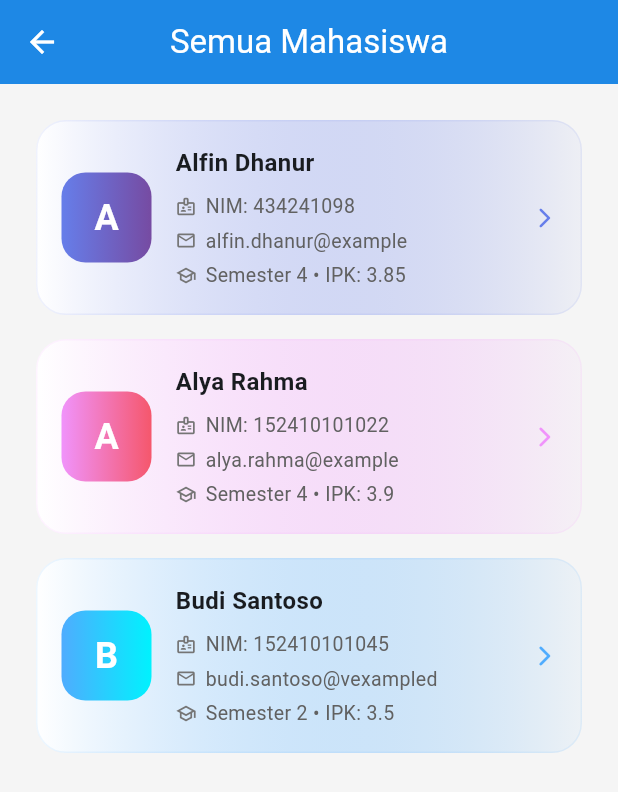
After one commit to naufalbagaskaraaaa/Mobile-Practicum, a Flutter app: the MahasiswaPage screen opened directly, on a phone screen of 412 x 824 dp. The commit adds this screen. Shown: the top 792 px of the screen. Run offline on Flutter 3.47's test engine with Material 3 defaults, Android fonts, the light colour scheme and no system bars; our stand-ins replace flutter_riverpod.

Commit message:
Fix modul 4

```diff
--- /dev/null
+++ b/devtools_options.yaml
@@ -0,0 +1,3 @@
+description: This file stores settings for Dart & Flutter DevTools.
+documentation: https://docs.flutter.dev/tools/devtools/extensions#configure-extension-enablement-states
+extensions:
--- /dev/null
+++ b/lib/features/mahasiswa/data/models/mahasiswa_model.dart
@@ -0,0 +1,15 @@
+class MahasiswaModel {
+  final String nama;
+  final String nim;
+  final String email;
+  final int semester;
+  final double ipk;
+
+  MahasiswaModel({
+    required this.nama,
+    required this.nim,
+    required this.email,
+    required this.semester,
+    required this.ipk,
+  });
+}
--- /dev/null
+++ b/lib/features/mahasiswa/data/repositories/mahasiswa_repository.dart
@@ -0,0 +1,31 @@
+import '../models/mahasiswa_model.dart';
+
+class MahasiswaRepository {
+  Future<List<MahasiswaModel>> getMahasiswaList() async {
+    await Future.delayed(const Duration(seconds: 1));
+
+    return [
+      MahasiswaModel(
+        nama: 'Alfin Dhanur',
+        nim: '434241098',
+        email: 'alfin.dhanur@example',
+        semester: 4,
+        ipk: 3.85,
+      ),
+      MahasiswaModel(
+        nama: 'Alya Rahma',
+        nim: '152410101022',
+        email: 'alya.rahma@example',
+        semester: 4,
+        ipk: 3.90,
+      ),
+      MahasiswaModel(
+        nama: 'Budi Santoso',
+        nim: '152410101045',
+        email: 'budi.santoso@vexampled',
+        semester: 2,
+        ipk: 3.50,
+      ),
+    ];
+  }
+}
--- /dev/null
+++ b/lib/features/mahasiswa/presentation/pages/mahasiswa_page.dart
@@ -0,0 +1,41 @@
+import 'package:flutter/material.dart';
+import 'package:flutter_riverpod/flutter_riverpod.dart';
+import '../../../../core/constants/app_constants.dart';
+import '../../../../core/widgets/common_widgets.dart';
+import '../providers/mahasiswa_providers.dart';
+import '../widgets/mahasiswa_widgets.dart';
+
+class MahasiswaPage extends ConsumerWidget {
+  const MahasiswaPage({super.key});
+
+  @override
+  Widget build(BuildContext context, WidgetRef ref) {
+    final state = ref.watch(mahasiswaNotifierProvider);
+
+    return Scaffold(
+      appBar: AppBar(title: const Text('Semua Mahasiswa'), elevation: 0),
+      body: state.when(
+        loading: () => const LoadingWidget(),
+        error: (error, stack) => CustomErrorWidget(
+          message: error.toString(),
+          onRetry: () => ref.read(mahasiswaNotifierProvider.notifier).refresh(),
+        ),
+        data: (list) {
+          return RefreshIndicator(
+            onRefresh: () async => ref.invalidate(mahasiswaNotifierProvider),
+            child: ListView.builder(
+              padding: const EdgeInsets.all(AppConstants.paddingLarge),
+              itemCount: list.length,
+              itemBuilder: (context, index) {
+                return ModernMahasiswaCard(
+                  mahasiswa: list[index],
+                  gradientColors: AppConstants.dashboardGradients[index % AppConstants.dashboardGradients.length],
+                );
+              },
+            ),
+          );
+        },
+      ),
+    );
+  }
+}
--- /dev/null
+++ b/lib/features/mahasiswa/presentation/widgets/mahasiswa_widgets.dart
@@ -0,0 +1,109 @@
+import 'package:flutter/material.dart';
+import '../../data/models/mahasiswa_model.dart';
+
+class ModernMahasiswaCard extends StatefulWidget {
+  final MahasiswaModel mahasiswa;
+  final VoidCallback? onTap;
+  final List<Color>? gradientColors;
+
+  const ModernMahasiswaCard({
+    super.key,
+    required this.mahasiswa,
+    this.onTap,
+    this.gradientColors,
+  });
+
+  @override
+  State<ModernMahasiswaCard> createState() => _ModernMahasiswaCardState();
+}
+
+class _ModernMahasiswaCardState extends State<ModernMahasiswaCard> with SingleTickerProviderStateMixin {
+  late AnimationController _controller;
+  late Animation<double> _scaleAnimation;
+
+  @override
+  void initState() {
+    super.initState();
+    _controller = AnimationController(duration: const Duration(milliseconds: 150), vsync: this);
+    _scaleAnimation = Tween<double>(begin: 1.0, end: 0.97).animate(CurvedAnimation(parent: _controller, curve: Curves.easeInOut));
+  }
+
+  @override
+  void dispose() {
+    _controller.dispose();
+    super.dispose();
+  }
+
+  @override
+  Widget build(BuildContext context) {
+    final gradientColors = widget.gradientColors ?? [Theme.of(context).primaryColor, Theme.of(context).primaryColor.withValues(alpha: 0.7)];
+
+    return GestureDetector(
+      onTapDown: (_) => _controller.forward(),
+      onTapUp: (_) {
+        _controller.reverse();
+        widget.onTap?.call();
+      },
+      onTapCancel: () => _controller.reverse(),
+      child: ScaleTransition(
+        scale: _scaleAnimation,
+        child: Container(
+          margin: const EdgeInsets.only(bottom: 16),
+          decoration: BoxDecoration(
+            gradient: LinearGradient(colors: [Colors.white, gradientColors[0].withValues(alpha: 0.05)]),
+            borderRadius: BorderRadius.circular(20),
+            border: Border.all(color: gradientColors[0].withValues(alpha: 0.1)),
+          ),
+          child: Padding(
+            padding: const EdgeInsets.all(16),
+            child: Row(
+              children: [
+                Container(
+                  width: 60, height: 60,
+                  decoration: BoxDecoration(
+                    gradient: LinearGradient(colors: gradientColors),
+                    borderRadius: BorderRadius.circular(16)
+                  ),
+                  child: Center(
+                    child: Text(
+                      widget.mahasiswa.nama.substring(0, 1).toUpperCase(),
+                      style: const TextStyle(color: Colors.white, fontSize: 24, fontWeight: FontWeight.bold)
+                    )
+                  ),
+                ),
+                const SizedBox(width: 16),
+                Expanded(
+                  child: Column(
+                    crossAxisAlignment: CrossAxisAlignment.start,
+                    children: [
+                      Text(widget.mahasiswa.nama, style: const TextStyle(fontSize: 16, fontWeight: FontWeight.bold), maxLines: 1),
+                      const SizedBox(height: 8),
+                      _buildInfoRow(Icons.badge_outlined, 'NIM: ${widget.mahasiswa.nim}'),
+                      const SizedBox(height: 4),
+                      _buildInfoRow(Icons.email_outlined, widget.mahasiswa.email),
+                      const SizedBox(height: 4),
+                      _buildInfoRow(Icons.school_outlined, 'Semester ${widget.mahasiswa.semester} • IPK: ${widget.mahasiswa.ipk}'),
+                    ],
+                  ),
+                ),
+                Icon(Icons.arrow_forward_ios_rounded, size: 16, color: gradientColors[0]),
+              ],
+            ),
+          ),
+        ),
+      ),
+    );
+  }
+
+  Widget _buildInfoRow(IconData icon, String text) {
+    return Row(
+      children: [
+        Icon(icon, size: 14, color: Colors.grey[600]),
+        const SizedBox(width: 6),
+        Expanded(
+          child: Text(text, style: TextStyle(fontSize: 13, color: Colors.grey[700]), maxLines: 1, overflow: TextOverflow.ellipsis)
+        ),
+      ],
+    );
+  }
+}
--- /dev/null
+++ b/lib/features/mahasiswa_aktif/data/models/mahasiswa_aktif_model.dart
@@ -0,0 +1,13 @@
+class MahasiswaAktifModel {
+  final String nama;
+  final String nim;
+  final String status;
+  final String jurusan;
+
+  MahasiswaAktifModel({
+    required this.nama,
+    required this.nim,
+    required this.status,
+    required this.jurusan,
+  });
+}
--- /dev/null
+++ b/lib/features/mahasiswa_aktif/presentation/widgets/mahasiswa_aktif_widgets.dart
@@ -0,0 +1,97 @@
+import 'package:flutter/material.dart';
+import '../../data/models/mahasiswa_aktif_model.dart';
+
+class ModernMahasiswaCard extends StatefulWidget {
+  final MahasiswaAktifModel mahasiswa;
+  final VoidCallback? onTap;
+  final List<Color>? gradientColors;
+
+  const ModernMahasiswaCard({
+    Key? key,
+    required this.mahasiswa,
+    this.onTap,
+    this.gradientColors,
+  }) : super(key: key);
+
+  @override
+  State<ModernMahasiswaCard> createState() => _ModernMahasiswaCardState();
+}
+
+class _ModernMahasiswaCardState extends State<ModernMahasiswaCard> with SingleTickerProviderStateMixin {
+  late AnimationController _controller;
+  late Animation<double> _scaleAnimation;
+
+  @override
+  void initState() {
+    super.initState();
+    _controller = AnimationController(duration: const Duration(milliseconds: 150), vsync: this);
+    _scaleAnimation = Tween<double>(begin: 1.0, end: 0.97).animate(CurvedAnimation(parent: _controller, curve: Curves.easeInOut));
+  }
+
+  @override
+  void dispose() {
+    _controller.dispose();
+    super.dispose();
+  }
+
+  @override
+  Widget build(BuildContext context) {
+    final gradientColors = widget.gradientColors ?? [Theme.of(context).primaryColor, Theme.of(context).primaryColor.withValues(alpha: 0.7)];
+
+    return GestureDetector(
+      onTapDown: (_) => _controller.forward(),
+      onTapUp: (_) {
+        _controller.reverse();
+        widget.onTap?.call();
+      },
+      onTapCancel: () => _controller.reverse(),
+      child: ScaleTransition(
+        scale: _scaleAnimation,
+        child: Container(
+          margin: const EdgeInsets.only(bottom: 16),
+          decoration: BoxDecoration(
+            gradient: LinearGradient(colors: [Colors.white, gradientColors[0].withValues(alpha: 0.05)]),
+            borderRadius: BorderRadius.circular(20),
+            border: Border.all(color: gradientColors[0].withValues(alpha: 0.1)),
+          ),
+          child: Padding(
+            padding: const EdgeInsets.all(16),
+            child: Row(
+              children: [
+                Container(
+                  width: 60, height: 60,
+                  decoration: BoxDecoration(gradient: LinearGradient(colors: gradientColors), borderRadius: BorderRadius.circular(16)),
+                  child: Center(child: Text(widget.mahasiswa.nama.substring(0, 1).toUpperCase(), style: const TextStyle(color: Colors.white, fontSize: 24, fontWeight: FontWeight.bold))),
+                ),
+                const SizedBox(width: 16),
+                Expanded(
+                  child: Column(
+                    crossAxisAlignment: CrossAxisAlignment.start,
+                    children: [
+                      Text(widget.mahasiswa.nama, style: const TextStyle(fontSize: 16, fontWeight: FontWeight.bold), maxLines: 1),
+                      const SizedBox(height: 8),
+                      _buildInfoRow(Icons.badge_outlined, 'NIM: ${widget.mahasiswa.nim}'),
+                      const SizedBox(height: 4),
+                      _buildInfoRow(Icons.school_outlined, 'Status ${widget.mahasiswa.status} | Jurusan: ${widget.mahasiswa.jurusan}'),
+                    ],
+                  ),
+                ),
+                Icon(Icons.arrow_forward_ios_rounded, size: 16, color: gradientColors[0]),
+              ],
+            ),
+          ),
+        ),
+      ),
+    );
+  }
+
+  Widget _buildInfoRow(IconData icon, String text) {
+    return Row(
+      children: [
+        Icon(icon, size: 14, color: Colors.grey[600]),
+        const SizedBox(width: 6),
+        Expanded(child: Text(text, style: TextStyle(fontSize: 13, color: Colors.grey[700]), maxLines: 1, overflow: TextOverflow.ellipsis)),
+      ],
+    );
+  }
+}
```
Also changed, not shown: lib/features/mahasiswa/presentation/providers/mahasiswa_providers.dart (added, +34 -0 lines), lib/features/mahasiswa_aktif/data/repositories/mahasiswa_aktif_repository.dart (added, +28 -0 lines), lib/features/mahasiswa_aktif/presentation/pages/mahasiswa_aktif_page.dart (added, +41 -0 lines), lib/features/mahasiswa_aktif/presentation/providers/mahasiswa_aktif_providers.dart (added, +34 -0 lines), lib/features/presentation/pages/dashboard_page.dart (+12 -3 lines).
